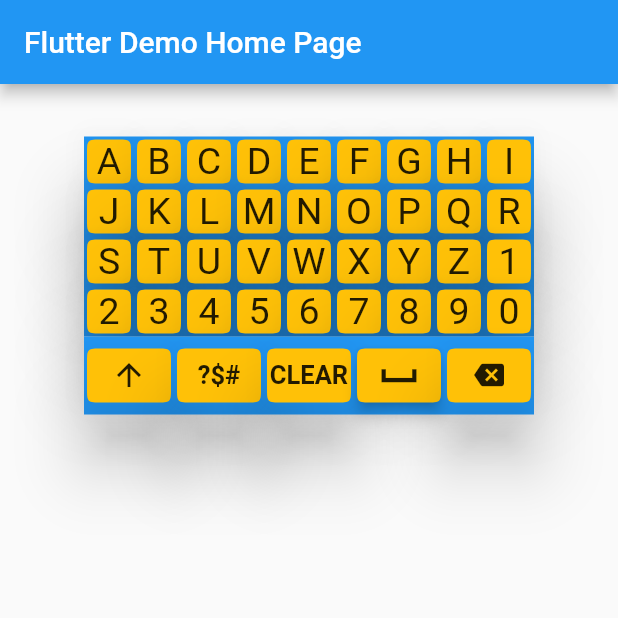
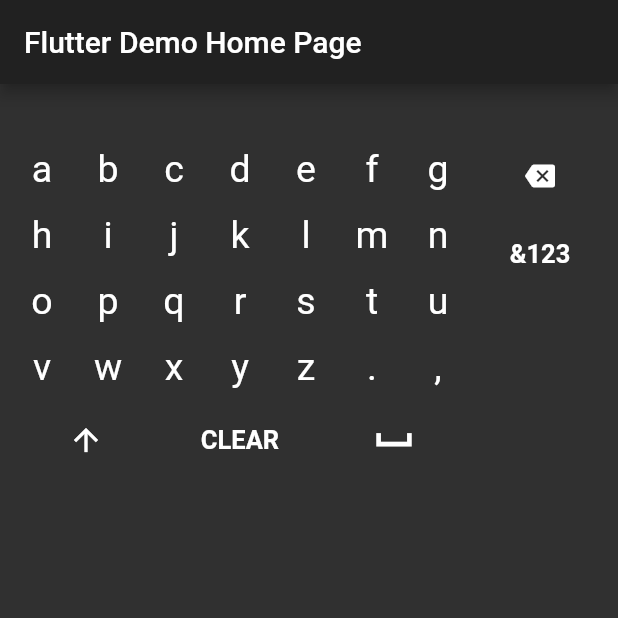
Before and after one commit to Athanax/onscreen_keyboard, a Flutter app: the screen it shows after launch, on a phone screen of 412 x 824 dp, the top half of it. Run offline on Flutter 3.47's test engine with Material 2 defaults, Android fonts, the phone set to English and light mode, and no system bars; our stand-ins replace bloc, equatable, flutter_bloc.

Commit message:
change ui

```diff
--- a/example/lib/main.dart
+++ b/example/lib/main.dart
@@ -9,9 +9,7 @@ class MyApp extends StatelessWidget {
   Widget build(BuildContext context) {
     return MaterialApp(
       title: 'Flutter Demo',
-      theme: ThemeData(
-        primarySwatch: Colors.blue,
-      ),
+      theme: ThemeData.dark(),
       home: MyHomePage(title: 'Flutter Demo Home Page'),
     );
   }
@@ -46,11 +44,12 @@ class _MyHomePageState extends State<MyHomePage> {
             ),
             Expanded(
               child: Container(
-                width: 300,
+                width: 400,
                 child: new OnscreenKeyboard(
                   value: 'atha',
-                  backgroundColor: Colors.blue,
-                  buttonColor: Colors.amber,
+                  initialCase: InitialCase.LOWER_CASE,
+                  backgroundColor: Colors.transparent,
+                  buttonColor: Colors.transparent,
                   focusColor: Colors.red,
                   onChanged: (txt) {
                     setState(() {
--- a/lib/data/lower_case.dart
+++ b/lib/data/lower_case.dart
@@ -25,14 +25,6 @@ const List<String> lowerCase = [
   'x',
   'y',
   'z',
-  '1',
-  '2',
-  '3',
-  '4',
-  '5',
-  '6',
-  '7',
-  '8',
-  '9',
-  '0',
+  '.',
+  ',',
 ];
--- a/lib/data/symbols.dart
+++ b/lib/data/symbols.dart
@@ -1,38 +1,30 @@
 const List<String> symbols = [
-  '`',
-  '~',
+  '1',
+  '2',
+  '3',
   '!',
   '#',
   '@',
   "\$",
+  '4',
+  '5',
+  '6',
   '%',
-  '^',
   '&',
   '*',
+  '_',
+  '7',
+  '8',
+  '9',
   '(',
   ')',
-  '_',
   '-',
   '+',
+  '<',
+  '0',
+  '>',
   '=',
-  '{',
-  '}',
-  '[',
-  ']',
   ';',
   ':',
-  "'",
-  '"',
-  "/",
-  '.',
-  ',',
-  '|',
-  '<',
-  '>',
   '?',
-  '\\',
-  '',
-  '',
-  '',
-  '',
 ];
--- a/lib/data/upper_case.dart
+++ b/lib/data/upper_case.dart
@@ -25,14 +25,6 @@ const List<String> upperCase = [
   'X',
   'Y',
   'Z',
-  '1',
-  '2',
-  '3',
-  '4',
-  '5',
-  '6',
-  '7',
-  '8',
-  '9',
-  '0',
+  '.',
+  ',',
 ];
--- a/lib/onscreen_keyboard.dart
+++ b/lib/onscreen_keyboard.dart
@@ -1,3 +1,4 @@
 library onscreen_keyboard;
 
 export 'src/keyboard.dart';
+export 'src/utils.dart';
--- a/lib/src/button.dart
+++ b/lib/src/button.dart
@@ -35,11 +35,14 @@ class _ButtonState extends State<Button> {
     return Container(
       margin: EdgeInsets.all(2),
       child: RawMaterialButton(
+        highlightElevation: 0,
+        focusElevation: 0,
+        hoverElevation: 0,
         autofocus: widget.autofocus ?? widget.autofocus,
         fillColor: widget.buttonColor ?? widget.buttonColor,
         shape:
             ContinuousRectangleBorder(borderRadius: BorderRadius.circular(10)),
-        elevation: 20,
+        elevation: 0,
         focusColor: widget.focusColor ?? widget.focusColor,
         focusNode: _node,
         onPressed: () {
--- a/lib/src/keyboard.dart
+++ b/lib/src/keyboard.dart
@@ -3,12 +3,14 @@ import 'package:flutter_bloc/flutter_bloc.dart';
 import 'package:onscreen_keyboard/bloc/keyboard_shift/keyboard_shift_bloc.dart';
 import 'package:onscreen_keyboard/data/loading.dart';
 import 'package:onscreen_keyboard/src/button.dart';
+import 'package:onscreen_keyboard/src/utils.dart';
 
 ///
 ///
 class OnscreenKeyboard extends StatelessWidget {
   final ValueChanged<String> onChanged;
   final String value;
+  final InitialCase initialCase;
   final Color borderColor;
   final Color backgroundColor;
   final Color buttonColor;
@@ -20,6 +22,7 @@ class OnscreenKeyboard extends StatelessWidget {
     this.borderColor,
     this.buttonColor,
     this.value,
+    @required this.initialCase,
   });
   @override
   Widget build(BuildContext context) {
@@ -30,6 +33,7 @@ class OnscreenKeyboard extends StatelessWidget {
       ],
       child: OnscreenKeyboardWidget(
         onChanged: onChanged,
+        initialCase: initialCase,
         value: value,
         borderColor: borderColor,
         backgroundColor: backgroundColor,
@@ -42,6 +46,7 @@ class OnscreenKeyboard extends StatelessWidget {
 
 class OnscreenKeyboardWidget extends StatefulWidget {
   final ValueChanged<String> onChanged;
+  final InitialCase initialCase;
   final String value;
   final Color borderColor;
   final Color backgroundColor;
@@ -54,6 +59,7 @@ class OnscreenKeyboardWidget extends StatefulWidget {
     this.borderColor,
     this.buttonColor,
     this.value,
+    this.initialCase,
   });
   @override
   _OnscreenKeyboardWidgetState createState() => _OnscreenKeyboardWidgetState();
@@ -61,12 +67,14 @@ class OnscreenKeyboardWidget extends StatefulWidget {
 
 class _OnscreenKeyboardWidgetState extends State<OnscreenKeyboardWidget> {
   String text = '';
+  InitialCase _initialCase;
   @override
   void initState() {
     //
     super.initState();
     if (widget.value != null) {
       text = widget.value;
+      _initialCase = widget.initialCase;
     }
   }
 
@@ -95,17 +103,43 @@ class _OnscreenKeyboardWidgetState extends State<OnscreenKeyboardWidget> {
 
   void didChangeDependencies() {
     super.didChangeDependencies();
+    switch (widget.initialCase) {
+      case InitialCase.UPER_CASE:
         BlocProvider.of<KeyboardShiftBloc>(context)
             .add(KeyboardShiftUpperCaseEvent());
+
+        break;
+      case InitialCase.LOWER_CASE:
+        BlocProvider.of<KeyboardShiftBloc>(context)
+            .add(KeyboardShiftLowerCaseEvent());
+        break;
+      case InitialCase.SENTENSE_CASE:
+        BlocProvider.of<KeyboardShiftBloc>(context)
+            .add(KeyboardShiftUpperCaseEvent());
+        break;
+      case InitialCase.NUMERIC:
+        BlocProvider.of<KeyboardShiftBloc>(context)
+            .add(KeyboardShiftSymbolsEvent());
+        break;
+
+      default:
+        BlocProvider.of<KeyboardShiftBloc>(context)
+            .add(KeyboardShiftUpperCaseEvent());
+    }
   }
 
   @override
   Widget build(BuildContext context) {
-    return Column(
+    return Row(
+      crossAxisAlignment: CrossAxisAlignment.start,
+      children: [
+        Expanded(
+          child: Column(
+            mainAxisSize: MainAxisSize.min,
+            mainAxisAlignment: MainAxisAlignment.start,
+            crossAxisAlignment: CrossAxisAlignment.start,
             children: <Widget>[
               Flexible(
-          // fit: FlexFit.tight,
-
                 child: Container(
                   color: widget.backgroundColor != null
                       ? widget.backgroundColor
@@ -131,12 +165,9 @@ class _OnscreenKeyboardWidgetState extends State<OnscreenKeyboardWidget> {
                 color: widget.backgroundColor != null
                     ? widget.backgroundColor
                     : Colors.transparent,
-          child: Center(
                 child: new Row(
-              mainAxisSize: MainAxisSize.min,
                   children: <Widget>[
                     Flexible(
-                  flex: 1,
                       child: new Button(
                         autofocus: false,
                         focusColor: widget.focusColor ?? widget.focusColor,
@@ -151,37 +182,6 @@ class _OnscreenKeyboardWidgetState extends State<OnscreenKeyboardWidget> {
                       ),
                     ),
                     Flexible(
-                  flex: 1,
-                  child: new Button(
-                    autofocus: false,
-                    focusColor: widget.focusColor ?? widget.focusColor,
-                    borderColor: widget.borderColor ?? widget.borderColor,
-                    buttonColor: widget.buttonColor ?? widget.buttonColor,
-                    onPressed: () {
-                      specialCharacters();
-                    },
-                    label:
-                        new BlocBuilder<KeyboardShiftBloc, KeyboardShiftState>(
-                      builder: (context, state) {
-                        if (state is KeyboardShiftSymbols) {
-                          return Text(
-                            'ABC',
-                            style: new TextStyle(
-                                fontSize: 17, fontWeight: FontWeight.bold),
-                          );
-                        } else {
-                          return Text(
-                            '?\$#',
-                            style: new TextStyle(
-                                fontSize: 17, fontWeight: FontWeight.bold),
-                          );
-                        }
-                      },
-                    ),
-                  ),
-                ),
-                Flexible(
-                  flex: 1,
                       child: new Button(
                         autofocus: false,
                         focusColor: widget.focusColor ?? widget.focusColor,
@@ -200,7 +200,6 @@ class _OnscreenKeyboardWidgetState extends State<OnscreenKeyboardWidget> {
                       ),
                     ),
                     Flexible(
-                  flex: 1,
                       child: new Button(
                         autofocus: true,
                         focusColor: widget.focusColor ?? widget.focusColor,
@@ -217,9 +216,19 @@ class _OnscreenKeyboardWidgetState extends State<OnscreenKeyboardWidget> {
                         ),
                       ),
                     ),
-                Flexible(
-                  flex: 1,
-                  child: new Button(
+                  ],
+                ),
+              )
+            ],
+          ),
+        ),
+        Container(
+          child: Column(
+            mainAxisSize: MainAxisSize.min,
+            mainAxisAlignment: MainAxisAlignment.start,
+            crossAxisAlignment: CrossAxisAlignment.start,
+            children: [
+              new Button(
                 autofocus: false,
                 focusColor: widget.focusColor ?? widget.focusColor,
                 borderColor: widget.borderColor ?? widget.borderColor,
@@ -236,11 +245,35 @@ class _OnscreenKeyboardWidgetState extends State<OnscreenKeyboardWidget> {
                   size: 20,
                 ),
               ),
+              new Button(
+                autofocus: false,
+                focusColor: widget.focusColor ?? widget.focusColor,
+                borderColor: widget.borderColor ?? widget.borderColor,
+                buttonColor: widget.buttonColor ?? widget.buttonColor,
+                onPressed: () {
+                  specialCharacters();
+                },
+                label: new BlocBuilder<KeyboardShiftBloc, KeyboardShiftState>(
+                  builder: (context, state) {
+                    if (state is KeyboardShiftSymbols) {
+                      return Text(
+                        'ABC',
+                        style: new TextStyle(
+                            fontSize: 17, fontWeight: FontWeight.bold),
+                      );
+                    } else {
+                      return Text(
+                        '&123',
+                        style: new TextStyle(
+                            fontSize: 17, fontWeight: FontWeight.bold),
+                      );
+                    }
+                  },
+                ),
               ),
             ],
           ),
         ),
-        )
       ],
     );
   }
@@ -251,7 +284,7 @@ class _OnscreenKeyboardWidgetState extends State<OnscreenKeyboardWidget> {
         shrinkWrap: true,
         itemCount: labels.length,
         gridDelegate: SliverGridDelegateWithFixedCrossAxisCount(
-          crossAxisCount: 9,
+          crossAxisCount: 7,
         ),
         itemBuilder: (context, index) {
           return new Button(
--- a/lib/src/labels.dart
+++ /dev/null
@@ -1,38 +0,0 @@
-const List<String> labels = [
-  'a',
-  'b',
-  'c',
-  'd',
-  'e',
-  'f',
-  'g',
-  'h',
-  'i',
-  'j',
-  'k',
-  'l',
-  'm',
-  'n',
-  'o',
-  'p',
-  'q',
-  'r',
-  's',
-  't',
-  'u',
-  'v',
-  'w',
-  'x',
-  'y',
-  'z',
-  '1',
-  '2',
-  '3',
-  '4',
-  '5',
-  '6',
-  '7',
-  '8',
-  '9',
-  '0',
-];
--- /dev/null
+++ b/lib/src/utils.dart
@@ -0,0 +1 @@
+enum InitialCase { UPER_CASE, LOWER_CASE, SENTENSE_CASE, NUMERIC }
--- a/pubspec.yaml
+++ b/pubspec.yaml
@@ -1,6 +1,6 @@
 name: onscreen_keyboard
 description: A simple package for dispaying virtual keyboards on android TV. It can also be used on mobile devices. The package fully responds to D-Pad controls.
-version: 1.0.1
+version: 1.0.2
 homepage: https://github.com/Athanax/onscreen_keyboard
 
 environment:
@@ -9,7 +9,7 @@ environment:
 dependencies:
   flutter:
     sdk: flutter
-  equatable: ^1.2.5
+  equatable: ^2.0.0
   flutter_bloc: ^7.0.0
   bloc: ^7.0.0
 
```
Also changed, not shown: lib/data/loading.dart (+0 -8 lines), example/pubspec.lock, pubspec.lock, 2 other files. Lines whose indentation alone changed are shown as unchanged.
